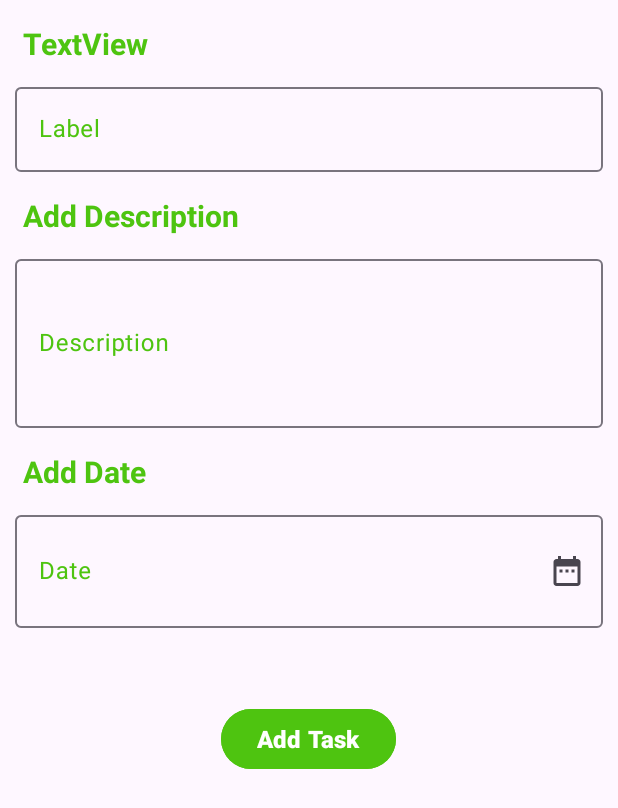
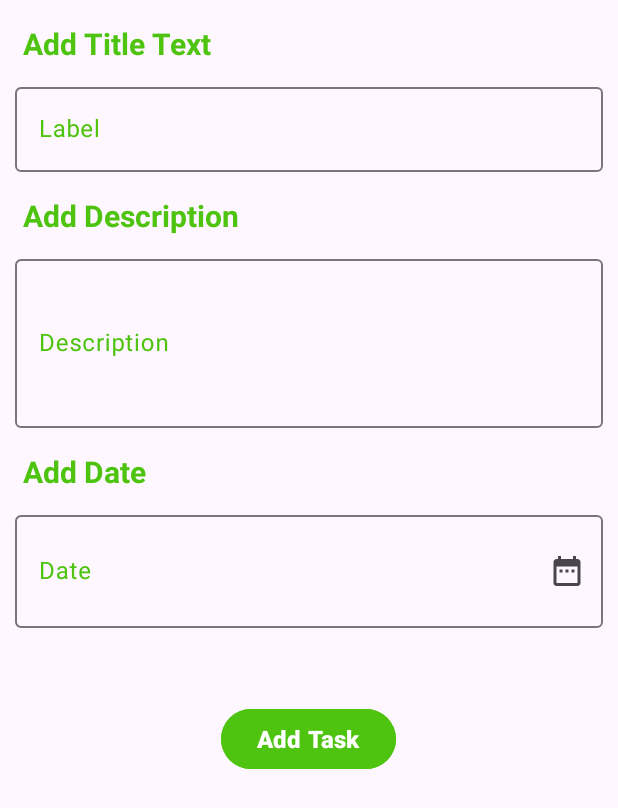
Before and after one commit to HamedNqb/ToDoApp, an Android app: the AddTask screen opened through its navigation route, on a phone screen of 412 x 824 dp. Shown: the top 808 px of the screen. Run offline under Robolectric (Android 15) with nearby library versions, the phone set to English and light mode, and no system bars.

Commit message:
check-ver2

```diff
--- a/app/build.gradle.kts
+++ b/app/build.gradle.kts
@@ -23,6 +23,7 @@ android {
     }
 
     buildTypes {
+
         release {
             isMinifyEnabled = false
             proguardFiles(
--- a/app/src/main/java/com/todoapp/db/ToDoListListSerializer.kt
+++ b/app/src/main/java/com/todoapp/db/ToDoListListSerializer.kt
@@ -10,7 +10,7 @@ import kotlinx.serialization.descriptors.serialDescriptor
 import kotlinx.serialization.encoding.Decoder
 import kotlinx.serialization.encoding.Encoder
 
-class ToDoListListSerializer(val dataKSerializer: KSerializer<ToDo>) :
+class ToDoListListSerializer(private val dataKSerializer: KSerializer<ToDo>) :
     KSerializer<PersistentList<ToDo>> {
     class PersistentListDescriptor : SerialDescriptor by serialDescriptor<List<ToDo>>() {}
 
--- a/app/src/main/java/com/todoapp/notification/Notification.kt
+++ b/app/src/main/java/com/todoapp/notification/Notification.kt
@@ -32,9 +32,9 @@ class Notification(
         calender.set(Calendar.MINUTE, (todo.time).split(":")[1].toInt())
         calender.set(Calendar.SECOND, 0)
         calender.set(Calendar.MILLISECOND, 0)
-        calender.set(Calendar.YEAR, (todo.date).split(":")[2].toInt())
-        calender.set(Calendar.MONTH, (todo.date).split(":")[1].toInt()-1)
-        calender.set(Calendar.DAY_OF_YEAR, (todo.date).split(":")[0].toInt())
+        calender.set(Calendar.YEAR, (todo.date).split("/")[2].toInt())
+        calender.set(Calendar.MONTH, (todo.date).split("/")[1].toInt()-1)
+        calender.set(Calendar.DAY_OF_YEAR, (todo.date).split("/")[0].toInt())
         val notifIntent = Intent(context, Notifreceiver::class.java)
         notifIntent.putExtra("id", id)
         val alarmManager = context.getSystemService(ALARM_SERVICE) as AlarmManager
--- a/app/src/main/java/com/todoapp/utils/Picker.kt
+++ b/app/src/main/java/com/todoapp/utils/Picker.kt
@@ -23,10 +23,11 @@ class Picker(private var fragmentManager: FragmentManager, private var editText:
         timePicker.addOnPositiveButtonClickListener {
             hour = timePicker.hour
             minute = timePicker.minute
-            val result = "$fullDate ,$hour : $minute"
+            val result = "$fullDate,$hour:$minute"
             editText.setText(result)
         }
     }
+
     private fun makeDatePicker() {
         val datePicker = MaterialDatePicker.Builder.datePicker().setTitleText("Select Date").build()
         datePicker.show(fragmentManager, "datePickerInAddTask")
--- a/app/src/main/res/layout/fragment_add_task.xml
+++ b/app/src/main/res/layout/fragment_add_task.xml
@@ -15,14 +15,14 @@
         android:layout_height="wrap_content"
         android:layout_marginStart="15dp"
         android:layout_marginTop="15dp"
-        android:text="TextView"
+        android:text="Add Title Text"
         android:textColor="@color/green"
         android:textSize="20sp"
         android:textStyle="bold"
-        tools:text="Add Title Text" />
+         />
 
     <com.google.android.material.textfield.TextInputLayout
-        android:id="@+id/addTitle"
+
         android:layout_width="match_parent"
         android:layout_height="wrap_content"
         android:layout_marginStart="10dp"
@@ -32,7 +32,7 @@
         android:textColorHint="@color/green">
 
         <com.google.android.material.textfield.TextInputEditText
-
+            android:id="@+id/addTitle"
             android:layout_width="match_parent"
             android:layout_height="wrap_content" />
 
@@ -50,7 +50,7 @@
         android:textStyle="bold" />
 
     <com.google.android.material.textfield.TextInputLayout
-        android:id="@+id/addDescription"
+
         android:layout_width="match_parent"
         android:layout_height="wrap_content"
         android:layout_marginStart="10dp"
@@ -60,7 +60,7 @@
         android:textColorHint="@color/green">
 
         <com.google.android.material.textfield.TextInputEditText
-
+            android:id="@+id/addDescription"
             android:layout_width="match_parent"
             android:layout_height="wrap_content"
             android:lines="4" />
@@ -79,7 +79,6 @@
         android:textStyle="bold" />
 
     <com.google.android.material.textfield.TextInputLayout
-        android:id="@+id/dateEditText"
         android:layout_width="match_parent"
         android:layout_height="wrap_content"
         android:layout_marginStart="10dp"
--- a/build.gradle.kts
+++ b/build.gradle.kts
@@ -2,14 +2,14 @@
 
 buildscript {
     dependencies {
-        classpath ("org.jetbrains.kotlin:kotlin-serialization:1.6.10")
+        classpath ("org.jetbrains.kotlin:kotlin-serialization:1.9.0")
     }
 }
 
 // Top-level build file where you can add configuration options common to all sub-projects/modules.
 plugins {
-    id("com.android.application") version "8.1.1" apply false
+    id("com.android.application") version "8.2.1" apply false
     id("org.jetbrains.kotlin.android") version "1.9.0" apply false
-    id("com.android.library") version "8.1.1" apply false
+    id("com.android.library") version "8.2.1" apply false
 
 }
```
Also changed, not shown: app/src/main/java/com/todoapp/adaptor/ToDoAdaptor.kt (+4 -7 lines), app/src/main/java/com/todoapp/fragment/AddTask.kt (+11 -5 lines), gradle/wrapper/gradle-wrapper.properties.
